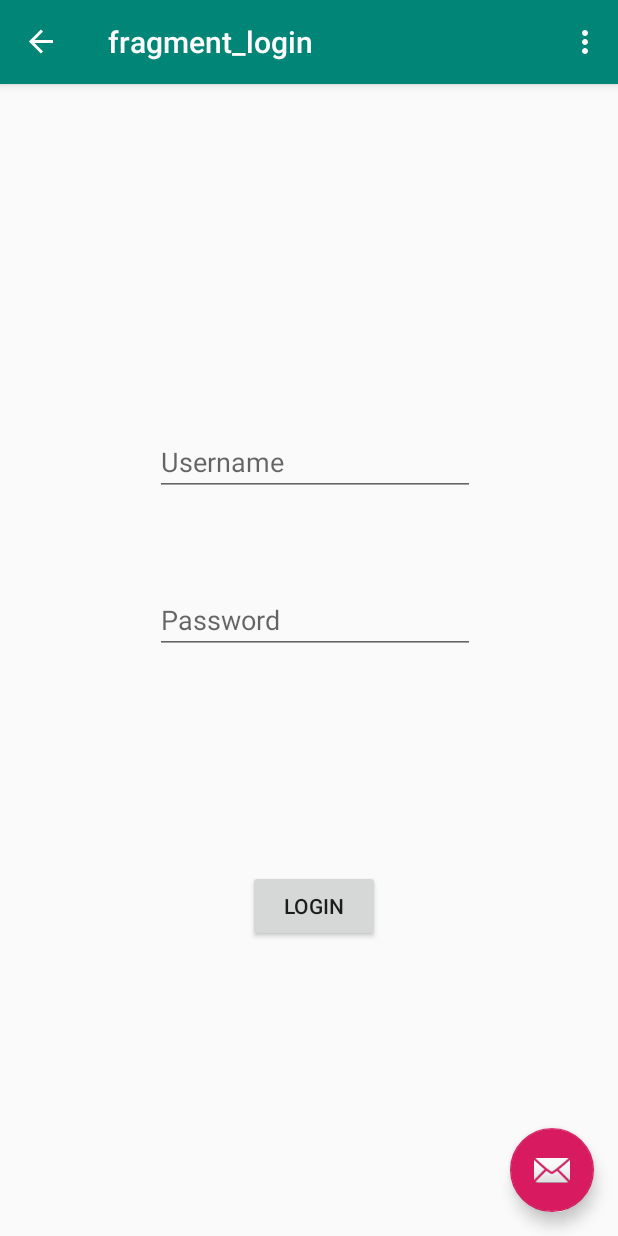
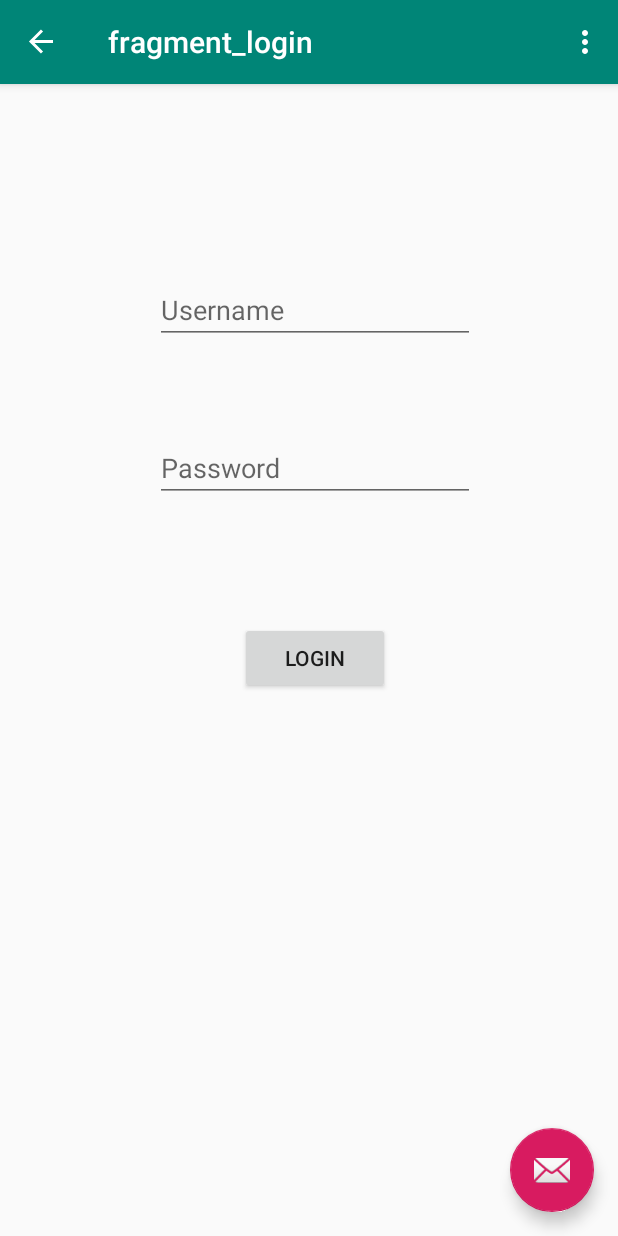
Before and after one commit to kuroa-me/cis454-blood, an Android app: the screen it shows after launch (MainActivity), after a tap on "LOGIN", on a phone screen of 412 x 824 dp. Run offline under Robolectric (Android 15) with nearby library versions, the phone set to English and light mode, and no system bars; our stand-ins replace navigation-ui.

Commit message:
modify login.xml

```diff
--- a/frontend-android/app/src/main/res/layout/fragment_login.xml
+++ b/frontend-android/app/src/main/res/layout/fragment_login.xml
@@ -12,49 +12,54 @@
         android:layout_width="match_parent"
         android:layout_height="match_parent">
 
-        <Button
-            android:id="@+id/des_log"
-            android:layout_width="wrap_content"
+        <ScrollView
+            android:layout_width="match_parent"
+            android:layout_height="match_parent">
+
+            <LinearLayout
+                android:layout_width="match_parent"
                 android:layout_height="wrap_content"
-            android:layout_marginStart="8dp"
-            android:layout_marginEnd="8dp"
-            android:layout_marginBottom="196dp"
-            android:text="@string/login"
-            app:layout_constraintBottom_toBottomOf="parent"
-            app:layout_constraintEnd_toEndOf="parent"
-            app:layout_constraintHorizontal_bias="0.498"
-            app:layout_constraintStart_toStartOf="parent" />
+                android:orientation="vertical" />
+        </ScrollView>
+
+        <LinearLayout
+            android:layout_width="match_parent"
+            android:layout_height="match_parent"
+            android:orientation="vertical">
 
             <EditText
                 android:id="@+id/log_user"
                 android:layout_width="wrap_content"
                 android:layout_height="wrap_content"
+                android:layout_gravity="center_horizontal"
                 android:layout_marginStart="8dp"
-            android:layout_marginTop="8dp"
+                android:layout_marginTop="120dp"
                 android:layout_marginEnd="8dp"
                 android:layout_marginBottom="60dp"
                 android:ems="10"
                 android:hint="@string/username"
-            android:inputType="textPersonName"
-            app:layout_constraintBottom_toTopOf="@+id/log_pass"
-            app:layout_constraintEnd_toEndOf="parent"
-            app:layout_constraintStart_toStartOf="parent"
-            app:layout_constraintTop_toTopOf="parent"
-            app:layout_constraintVertical_bias="1.0" />
+                android:inputType="textPersonName" />
 
             <EditText
                 android:id="@+id/log_pass"
                 android:layout_width="wrap_content"
                 android:layout_height="wrap_content"
+                android:layout_gravity="center_horizontal"
                 android:layout_marginStart="8dp"
                 android:layout_marginEnd="8dp"
-            android:layout_marginBottom="144dp"
+                android:layout_marginBottom="80dp"
                 android:ems="10"
                 android:hint="@string/password"
-            android:inputType="textPassword"
-            app:layout_constraintBottom_toTopOf="@+id/des_log"
-            app:layout_constraintEnd_toEndOf="parent"
-            app:layout_constraintStart_toStartOf="parent" />
+                android:inputType="textPassword" />
+
+            <Button
+                android:id="@+id/des_log"
+                android:layout_width="100dp"
+                android:layout_height="wrap_content"
+                android:layout_gravity="center_horizontal"
+                android:text="@string/login" />
+
+        </LinearLayout>
 
     </androidx.constraintlayout.widget.ConstraintLayout>
 
```
Lines whose indentation alone changed are shown as unchanged.
